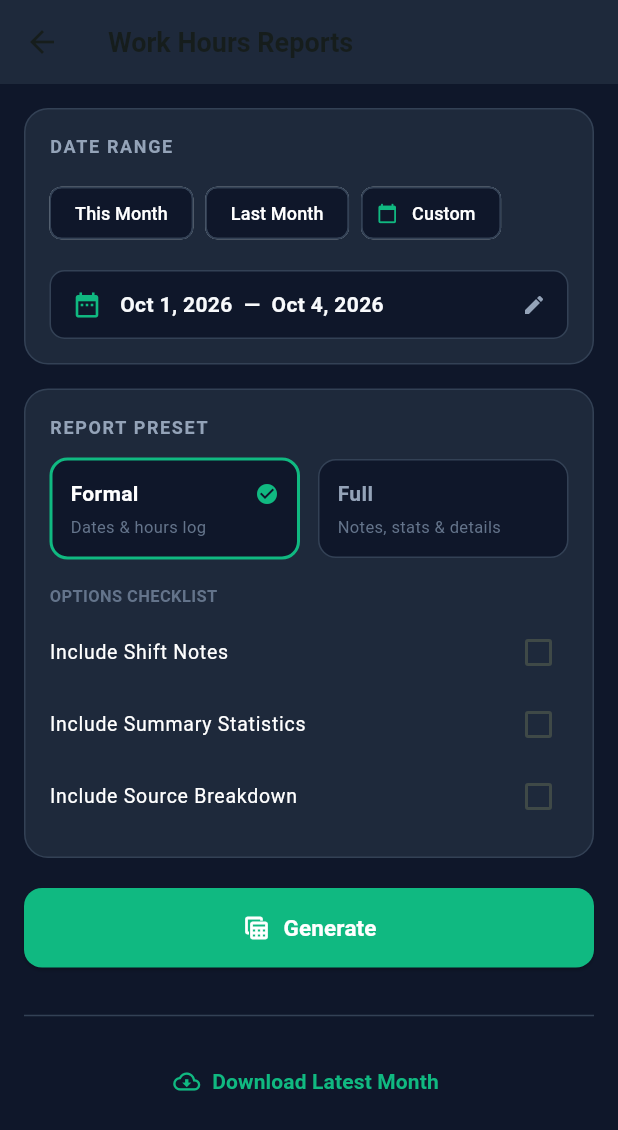
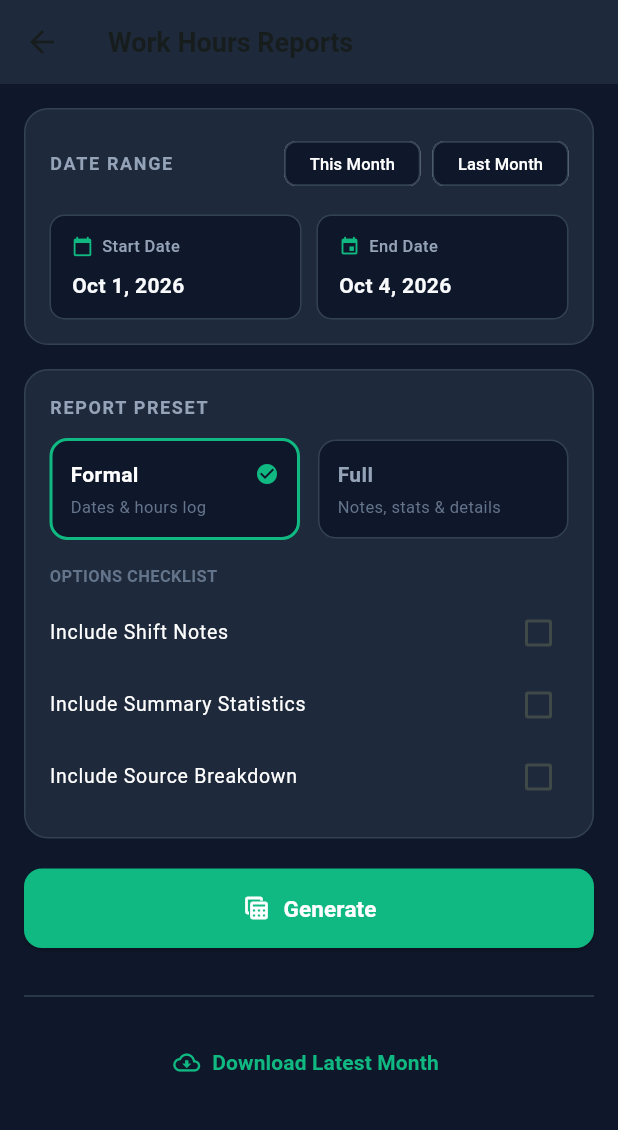
Before and after one commit to Kamil-Suhak/work-hours-tracker, a Flutter app: the ReportsScreen screen opened directly, on a phone screen of 412 x 824 dp. Shown: the top 1130 px of the screen. Run offline on Flutter 3.47's test engine with Material 3 defaults, Android fonts, the phone set to English and light mode, and no system bars; our stand-ins replace flutter_riverpod, flutter_secure_storage; accounts and stored records are empty; network calls fail.

Commit message:
feat: use native date pickers and side by side excel tables

```diff
--- a/mobile/lib/features/reports/reports_screen.dart
+++ b/mobile/lib/features/reports/reports_screen.dart
@@ -56,31 +56,33 @@ class _ReportsScreenState extends ConsumerState<ReportsScreen> {
     });
   }
 
-  Future<void> _pickDateRange() async {
-    final picked = await showDateRangePicker(
+  Future<void> _selectStartDate() async {
+    final picked = await showDatePicker(
       context: context,
+      initialDate: _startDate,
       firstDate: DateTime(2020),
       lastDate: DateTime.now().add(const Duration(days: 365)),
-      initialDateRange: DateTimeRange(start: _startDate, end: _endDate),
-      builder: (context, child) {
-        return Theme(
-          data: ThemeData.dark().copyWith(
-            colorScheme: const ColorScheme.dark(
-              primary: Color(0xFF10B981),
-              onPrimary: Colors.white,
-              surface: Color(0xFF1E293B),
-              onSurface: Color(0xFFF8FAFC),
-            ),
-          ),
-          child: child!,
     );
-      },
-    );
-
     if (picked != null) {
       setState(() {
-        _startDate = picked.start;
-        _endDate = picked.end;
+        _startDate = picked;
+        if (_endDate.isBefore(_startDate)) {
+          _endDate = _startDate;
+        }
+      });
+    }
+  }
+
+  Future<void> _selectEndDate() async {
+    final picked = await showDatePicker(
+      context: context,
+      initialDate: _endDate.isBefore(_startDate) ? _startDate : _endDate,
+      firstDate: _startDate,
+      lastDate: DateTime.now().add(const Duration(days: 365)),
+    );
+    if (picked != null) {
+      setState(() {
+        _endDate = picked;
       });
     }
   }
@@ -93,6 +95,11 @@ class _ReportsScreenState extends ConsumerState<ReportsScreen> {
         _includeNotes = true;
         _includeStats = true;
         _includeSource = true;
+      } else {
+        // Formal preset resets options checkboxes to false
+        _includeNotes = false;
+        _includeStats = false;
+        _includeSource = false;
       }
     });
   }
@@ -119,10 +126,14 @@ class _ReportsScreenState extends ConsumerState<ReportsScreen> {
         filename: result.filename,
       );
 
+      final totalMinutes = (result.totalHours * 60).round();
+      final h = totalMinutes ~/ 60;
+      final m = totalMinutes % 60;
+
       setState(() {
         _lastGeneratedPath = path;
         _lastGeneratedFilename = result.filename;
-        _statusMessage = 'Generated ${result.totalHours.toStringAsFixed(1)}h (${result.totalShifts} shifts)';
+        _statusMessage = 'Generated ${h}h ${m}m (${result.totalShifts} shifts)';
       });
 
       if (mounted) {
@@ -248,6 +259,9 @@ class _ReportsScreenState extends ConsumerState<ReportsScreen> {
               child: Column(
                 crossAxisAlignment: CrossAxisAlignment.start,
                 children: [
+                  Row(
+                    mainAxisAlignment: MainAxisAlignment.spaceBetween,
+                    children: [
                       const Text(
                         'DATE RANGE',
                         style: TextStyle(
@@ -257,42 +271,39 @@ class _ReportsScreenState extends ConsumerState<ReportsScreen> {
                           letterSpacing: 1.1,
                         ),
                       ),
-                  const SizedBox(height: 12),
-
-                  // Quick selection chips
                       Wrap(
                         spacing: 8,
                         children: [
                           ActionChip(
+                            visualDensity: VisualDensity.compact,
                             label: const Text('This Month'),
                             backgroundColor: const Color(0xFF0F172A),
                             side: const BorderSide(color: Color(0xFF334155)),
-                        labelStyle: const TextStyle(fontSize: 12, color: Colors.white),
+                            labelStyle: const TextStyle(fontSize: 11, color: Colors.white),
                             onPressed: _setThisMonth,
                           ),
                           ActionChip(
+                            visualDensity: VisualDensity.compact,
                             label: const Text('Last Month'),
                             backgroundColor: const Color(0xFF0F172A),
                             side: const BorderSide(color: Color(0xFF334155)),
-                        labelStyle: const TextStyle(fontSize: 12, color: Colors.white),
+                            labelStyle: const TextStyle(fontSize: 11, color: Colors.white),
                             onPressed: _setLastMonth,
                           ),
-                      ActionChip(
-                        avatar: const Icon(Icons.calendar_today, size: 14, color: activeColor),
-                        label: const Text('Custom'),
-                        backgroundColor: const Color(0xFF0F172A),
-                        side: const BorderSide(color: Color(0xFF334155)),
-                        labelStyle: const TextStyle(fontSize: 12, color: Colors.white),
-                        onPressed: _pickDateRange,
+                        ],
                       ),
                     ],
                   ),
                   const SizedBox(height: 14),
 
-                  // Display selected range
-                  InkWell(
+                  // Side-by-side Start and End Date Pickers
+                  Row(
+                    children: [
+                      // Start Date Tile
+                      Expanded(
+                        child: InkWell(
                           borderRadius: BorderRadius.circular(10),
-                    onTap: _pickDateRange,
+                          onTap: _selectStartDate,
                           child: Container(
                             padding: const EdgeInsets.symmetric(horizontal: 14, vertical: 12),
                             decoration: BoxDecoration(
@@ -300,24 +311,82 @@ class _ReportsScreenState extends ConsumerState<ReportsScreen> {
                               borderRadius: BorderRadius.circular(10),
                               border: Border.all(color: const Color(0xFF334155)),
                             ),
-                      child: Row(
+                            child: Column(
+                              crossAxisAlignment: CrossAxisAlignment.start,
                               children: [
-                          const Icon(Icons.date_range, color: activeColor, size: 20),
-                          const SizedBox(width: 12),
-                          Expanded(
-                            child: Text(
-                              '${_displayFormat.format(_startDate)}  —  ${_displayFormat.format(_endDate)}',
+                                const Row(
+                                  children: [
+                                    Icon(Icons.calendar_today, size: 14, color: activeColor),
+                                    SizedBox(width: 6),
+                                    Text(
+                                      'Start Date',
+                                      style: TextStyle(
+                                        fontSize: 11,
+                                        fontWeight: FontWeight.w500,
+                                        color: Color(0xFF94A3B8),
+                                      ),
+                                    ),
+                                  ],
+                                ),
+                                const SizedBox(height: 8),
+                                Text(
+                                  _displayFormat.format(_startDate),
                                   style: const TextStyle(
                                     fontSize: 14,
                                     fontWeight: FontWeight.w600,
                                     color: Color(0xFFF8FAFC),
                                   ),
                                 ),
-                          ),
-                          const Icon(Icons.edit, color: Color(0xFF94A3B8), size: 16),
                               ],
                             ),
                           ),
+                        ),
+                      ),
+                      const SizedBox(width: 10),
+                      // End Date Tile
+                      Expanded(
+                        child: InkWell(
+                          borderRadius: BorderRadius.circular(10),
+                          onTap: _selectEndDate,
+                          child: Container(
+                            padding: const EdgeInsets.symmetric(horizontal: 14, vertical: 12),
+                            decoration: BoxDecoration(
+                              color: const Color(0xFF0F172A),
+                              borderRadius: BorderRadius.circular(10),
+                              border: Border.all(color: const Color(0xFF334155)),
+                            ),
+                            child: Column(
+                              crossAxisAlignment: CrossAxisAlignment.start,
+                              children: [
+                                const Row(
+                                  children: [
+                                    Icon(Icons.event, size: 14, color: activeColor),
+                                    SizedBox(width: 6),
+                                    Text(
+                                      'End Date',
+                                      style: TextStyle(
+                                        fontSize: 11,
+                                        fontWeight: FontWeight.w500,
+                                        color: Color(0xFF94A3B8),
+                                      ),
+                                    ),
+                                  ],
+                                ),
+                                const SizedBox(height: 8),
+                                Text(
+                                  _displayFormat.format(_endDate),
+                                  style: const TextStyle(
+                                    fontSize: 14,
+                                    fontWeight: FontWeight.w600,
+                                    color: Color(0xFFF8FAFC),
+                                  ),
+                                ),
+                              ],
+                            ),
+                          ),
+                        ),
+                      ),
+                    ],
                   ),
                 ],
               ),
```
Also changed, not shown: 4 other files. Lines whose indentation alone changed are shown as unchanged.
